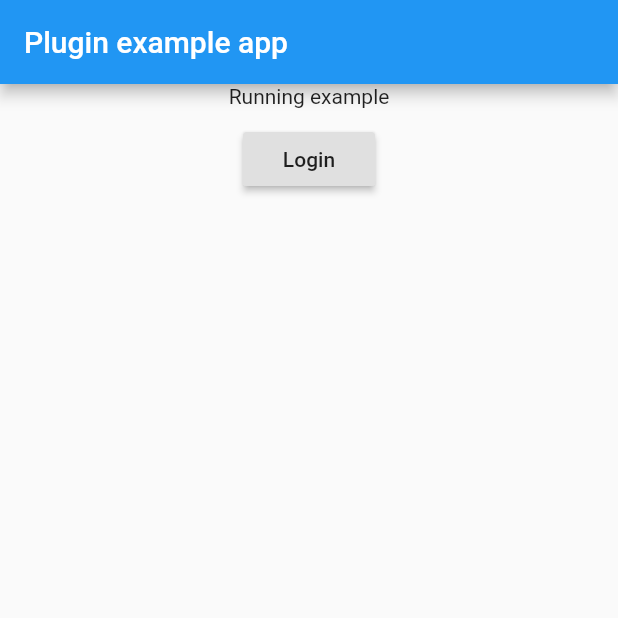
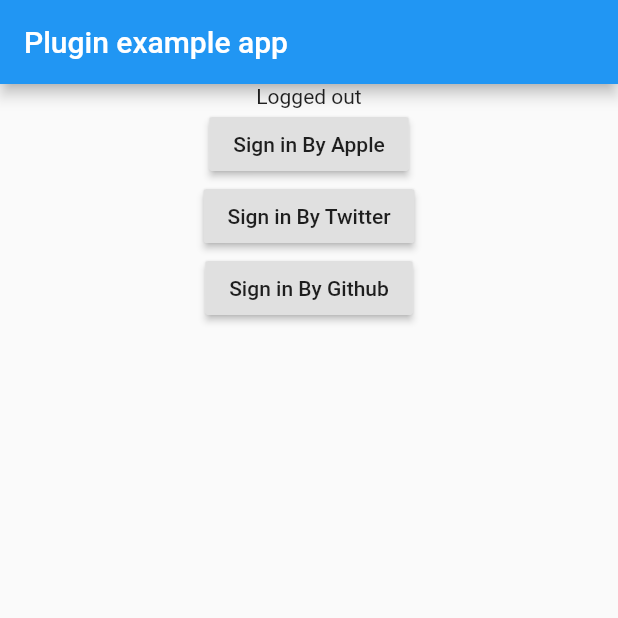
Before and after one commit to amrfarid140/firebase_auth_oauth, a Flutter app: the screen it shows after launch, on a phone screen of 412 x 824 dp, the top half of it. Run offline on Flutter 3.47's test engine with Material 2 defaults, Android fonts, the phone set to English and light mode, and no system bars; our stand-ins replace firebase_auth, firebase_core; missing offline and left inert: firebase; accounts and stored records are empty.

Commit message:
Added other login methods to example

```diff
--- a/firebase_auth_oauth/example/lib/main.dart
+++ b/firebase_auth_oauth/example/lib/main.dart
@@ -8,10 +8,10 @@
 void main() => runApp(MyApp());
 
 class MyApp extends StatelessWidget {
-  Future<void> performSignIn() async {
+  Future<void> performLogin(String provider, List<String> scopes,
+      Map<String, String> parameters) async {
     try {
-      await FirebaseAuthOAuth()
-          .openSignInFlow("apple.com", ["email"], {"locale": "en"});
+      await FirebaseAuthOAuth().openSignInFlow(provider, scopes, parameters);
     } on PlatformException catch (error) {
       /**
        * The plugin has the following error codes:
@@ -30,33 +30,50 @@
           appBar: AppBar(
             title: const Text('Plugin example app'),
           ),
-        body: Column(
-          children: <Widget>[
-            Center(
-              child: Text('Running example'),
-            ),
-            Padding(
-              padding: EdgeInsets.all(10),
-              child: StreamBuilder(
+          body: StreamBuilder(
               initialData: null,
               stream: FirebaseAuth.instance.onAuthStateChanged,
-                  builder: (BuildContext context,
-                      AsyncSnapshot<FirebaseUser> snapshot) {
-                    return RaisedButton(
+              builder:
+                  (BuildContext context, AsyncSnapshot<FirebaseUser> snapshot) {
+                return Column(
+                  children: [
+                    Center(
+                      child: Text(
+                          snapshot.data == null ? "Logged out" : "Logged In"),
+                    ),
+                    if (snapshot.data == null) ...[
+                      RaisedButton(
                         onPressed: () async {
-                        if (snapshot.data != null) {
-                          await FirebaseAuth.instance.signOut();
-                        } else {
-                          await performSignIn();
-                        }
+                          await performLogin(
+                              "apple.com", ["email"], {"locale": "en"});
                         },
-                      child: Text(snapshot.data != null ? "Logout" : "Login"),
-                    );
-                  }),
+                        child: Text("Sign in By Apple"),
+                      ),
+                      RaisedButton(
+                        onPressed: () async {
+                          await performLogin(
+                              "twitter.com", ["email"], {"lang": "en"});
+                        },
+                        child: Text("Sign in By Twitter"),
+                      ),
+                      RaisedButton(
+                        onPressed: () async {
+                          await performLogin(
+                              "github.com", ["user:email"], {"lang": "en"});
+                        },
+                        child: Text("Sign in By Github"),
                       )
                     ],
-        ),
-      ),
+                    if (snapshot.data != null)
+                      RaisedButton(
+                        onPressed: () async {
+                          await FirebaseAuth.instance.signOut();
+                        },
+                        child: Text("Logout"),
+                      )
+                  ],
+                );
+              })),
     );
   }
 }
--- a/firebase_auth_oauth/example/pubspec.yaml
+++ b/firebase_auth_oauth/example/pubspec.yaml
@@ -3,7 +3,7 @@
 publish_to: 'none'
 
 environment:
-  sdk: ">=2.1.0 <3.0.0"
+  sdk: ">=2.2.2 <3.0.0"
 
 dependencies:
   flutter:
```
Also changed, not shown: firebase_auth_oauth/example/pubspec.lock. Lines whose indentation alone changed are shown as unchanged.
